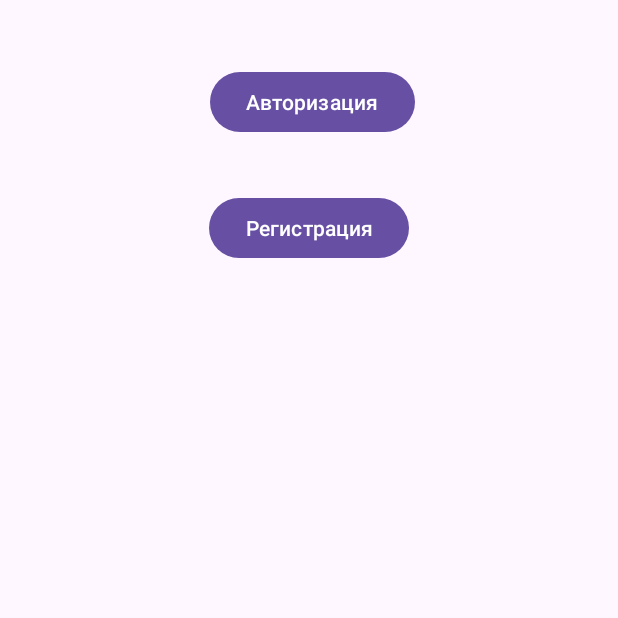
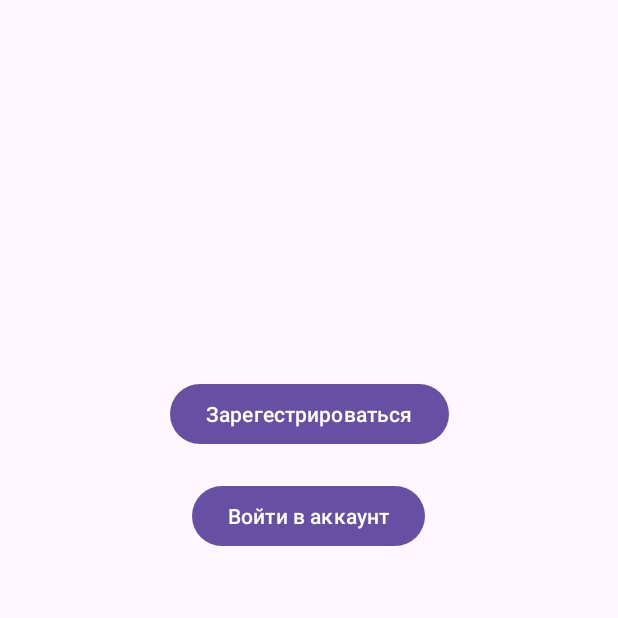
Before and after one commit to NikitinTimofey/TestAndroid, an Android app: the screen it shows after launch (MainActivity), on a phone screen of 412 x 824 dp, the top half of it. Run offline under Robolectric (Android 15) with nearby library versions, the phone set to English and light mode, and no system bars.

Commit message:
delete fav

```diff
--- a/app/src/main/java/com/example/registrationpage/ItemActivity.kt
+++ b/app/src/main/java/com/example/registrationpage/ItemActivity.kt
@@ -34,7 +34,7 @@ class ItemActivity : AppCompatActivity() {
                 if (document.exists()) {
                     // Отображаем данные об автомобиле
                     val brand = document.getString("brand") ?: "Unknown"
-                    val text = document.getString("text") ?: "No description"
+                    val contactInfo = document.getString("contactInfo") ?: "No contact information"
                     val price = document.getLong("price")?.toInt() ?: 0
                     val year = document.getLong("year")?.toInt() ?: 0
                     val transmission = document.getString("transmission") ?: "Unknown"
@@ -47,7 +47,7 @@ class ItemActivity : AppCompatActivity() {
 
                     // Отображаем данные в интерфейсе
                     binding.itemTitle.text = brand
-                    binding.itemDescription.text = text
+                    binding.itemContactInfo.text = contactInfo
                     binding.itemPrice.text = "$price $"
                     binding.itemYear.text = "Год выпуска: $year"
                     binding.itemTransmission.text = "Коробка передач: $transmission"
--- a/app/src/main/java/com/example/registrationpage/ItemsActivity.kt
+++ b/app/src/main/java/com/example/registrationpage/ItemsActivity.kt
@@ -30,9 +30,6 @@ class ItemsActivity : AppCompatActivity() {
         // Обработка навигации
         binding.bottomNavigationView.setOnNavigationItemSelectedListener {
             when (it.itemId) {
-                R.id.favourites -> {
-                    startActivity(Intent(this, FavActivity::class.java))
-                }
                 R.id.sell -> {
                     startActivity(Intent(this, SellActivity::class.java))
                 }
@@ -56,7 +53,7 @@ class ItemsActivity : AppCompatActivity() {
                         documentId = document.id,
                         imageUrl = document.getString("imageBase64") ?: "", // Здесь можно использовать путь к изображению
                         brand = document.getString("brand") ?: "Unknown",
-                        text = document.getString("description") ?: "No description",
+                        contactInfo = document.getString("description") ?: "No description",
                         price = document.getLong("price")?.toInt() ?: 0,
                         year = document.getLong("year")?.toInt() ?: 0,
                         transmission = document.getString("transmission") ?: "Unknown",
--- a/app/src/main/java/com/example/registrationpage/ItemsAdapter.kt
+++ b/app/src/main/java/com/example/registrationpage/ItemsAdapter.kt
@@ -43,7 +43,7 @@ class ItemsAdapter(var items: MutableList<com.example.registrationpage.data.Item
 
     override fun onBindViewHolder(holder: MyViewHolder, position: Int) {
         holder.title.text = items[position].brand
-        holder.desc.text = "${items[position].year},  ${items[position].transmission}, ${items[position].engineSize}, ${items[position].fuel}, ${items[position].body}, ${items[position].mileage}"
+        holder.desc.text = "${items[position].year} г.,  ${items[position].transmission}, ${items[position].engineSize}, ${items[position].fuel}, ${items[position].body}, ${items[position].mileage } км"
         holder.price.text = items[position].price.toString() + "$"
         // Декодирование base64 в Bitmap
         val base64String = items[position].imageUrl
--- a/app/src/main/java/com/example/registrationpage/MainActivity.kt
+++ b/app/src/main/java/com/example/registrationpage/MainActivity.kt
@@ -3,15 +3,15 @@ package com.example.registrationpage
 import android.content.Intent
 import android.os.Bundle
 import androidx.appcompat.app.AppCompatActivity
-import com.example.registrationpage.databinding.ActivityMainBinding // Импортируйте класс binding
+import com.example.registrationpage.databinding.ActivityMainBinding
 
 class MainActivity : AppCompatActivity() {
 
-    private lateinit var binding: ActivityMainBinding // Объявите binding
+    private lateinit var binding: ActivityMainBinding
 
     override fun onCreate(savedInstanceState: Bundle?) {
         super.onCreate(savedInstanceState)
-        binding = ActivityMainBinding.inflate(layoutInflater) // Инициализируйте binding
+        binding = ActivityMainBinding.inflate(layoutInflater)
         setContentView(binding.root)
 
         binding.mainLinkToReg.setOnClickListener {
--- a/app/src/main/java/com/example/registrationpage/SellActivity.kt
+++ b/app/src/main/java/com/example/registrationpage/SellActivity.kt
@@ -45,9 +45,9 @@ class SellActivity : AppCompatActivity() {
             val year = binding.editYear.text.toString().toIntOrNull()
             val price = binding.editTextPrice.text.toString().toIntOrNull()
             val mileage = binding.editMileage.text.toString().toIntOrNull()
-            val description  = binding.editDiscription.text.toString()
+            val contactInfo  = binding.editContactInfo.text.toString()
 
-            val textFields = listOf(brand, description, transmission, fuel, body)
+            val textFields = listOf(brand, contactInfo, transmission, fuel, body)
             val numFields = listOf(year, price, engineSize, mileage) //
 
             if (textFields.all { it.isNotEmpty() } && numFields.all { it != null && it != 0 } && encodedImage != null) {
@@ -56,7 +56,7 @@ class SellActivity : AppCompatActivity() {
                     "brand" to brand,
                     "year" to year,
                     "price" to price,
-                    "description" to description,
+                    "contactInfo" to contactInfo,
                     "transmission" to transmission,
                     "engineSize" to engineSize,
                     "fuel" to fuel,
--- a/app/src/main/java/com/example/registrationpage/UserItemsAdapter.kt
+++ b/app/src/main/java/com/example/registrationpage/UserItemsAdapter.kt
@@ -21,7 +21,7 @@ class UserItemsAdapter(
     class MyViewHolder(view: View) : RecyclerView.ViewHolder(view) {
         val image: ImageView = view.findViewById(R.id.item_list_image)
         val title: TextView = view.findViewById(R.id.item_list_title)
-        val desc: TextView = view.findViewById(R.id.item_list_desc)
+        val contactInfo: TextView = view.findViewById(R.id.item_list_desc)
         val price: TextView = view.findViewById(R.id.item_list_price)
         val buttonDelete: Button = view.findViewById(R.id.button_delete)
     }
@@ -36,7 +36,7 @@ class UserItemsAdapter(
     override fun onBindViewHolder(holder: MyViewHolder, position: Int) {
         val item = userItems[position]
         holder.title.text = item.brand
-        holder.desc.text = item.text
+        holder.contactInfo.text = item.contactInfo
         holder.price.text = "${item.price} $"
 
         if (item.imageUrl.isNotEmpty()) {
--- a/app/src/main/java/com/example/registrationpage/data/Item.kt
+++ b/app/src/main/java/com/example/registrationpage/data/Item.kt
@@ -6,12 +6,12 @@ data class Item(
     val userId: String,
     val imageUrl: String,
     val brand: String,
-    val text:String,
+    val contactInfo:String,
     val price: Int,
     val year: Int,
     val transmission: String,
-    val engineSize: Float, // объём двигателя
+    val engineSize: Float,
     val fuel: String,
-    val body: String, // тип кузова
+    val body: String,
     val mileage: Int
 ){}
--- a/app/src/main/res/layout/activity_items.xml
+++ b/app/src/main/res/layout/activity_items.xml
@@ -39,8 +39,8 @@
         android:id="@+id/ItemsList"
         android:layout_width="0dp"
         android:layout_height="0dp"
-        android:layout_marginHorizontal="20dp"
-        android:layout_marginVertical="15dp"
+        android:layout_marginHorizontal="0dp"
+        android:layout_marginVertical="0dp"
         app:layout_constraintBottom_toTopOf="@+id/bottomNavigationView"
         app:layout_constraintEnd_toEndOf="parent"
         app:layout_constraintHorizontal_bias="0.508"
--- a/app/src/main/res/layout/activity_main.xml
+++ b/app/src/main/res/layout/activity_main.xml
@@ -8,23 +8,23 @@
     tools:context=".MainActivity">
 
     <Button
+        android:id="@+id/main_link_to_auth"
+        android:layout_width="wrap_content"
+        android:layout_height="wrap_content"
+        android:layout_marginTop="20dp"
+        android:text="Войти в аккаунт"
+        app:layout_constraintEnd_toEndOf="parent"
+        app:layout_constraintHorizontal_bias="0.498"
+        app:layout_constraintStart_toStartOf="parent"
+        app:layout_constraintTop_toBottomOf="@+id/main_link_to_reg" />
+
+    <Button
         android:id="@+id/main_link_to_reg"
         android:layout_width="wrap_content"
         android:layout_height="wrap_content"
-        android:layout_marginTop="36dp"
-        android:text="Регистрация"
+        android:layout_marginTop="252dp"
+        android:text="Зарегестрироваться"
         app:layout_constraintEnd_toEndOf="parent"
-        app:layout_constraintStart_toStartOf="parent"
-        app:layout_constraintTop_toBottomOf="@+id/main_link_to_auth" />
-
-    <Button
-        android:id="@+id/main_link_to_auth"
-        android:layout_width="wrap_content"
-        android:layout_height="wrap_content"
-        android:layout_marginTop="44dp"
-        android:text="Авторизация"
-        app:layout_constraintEnd_toEndOf="parent"
-        app:layout_constraintHorizontal_bias="0.509"
         app:layout_constraintStart_toStartOf="parent"
         app:layout_constraintTop_toTopOf="parent" />
 </androidx.constraintlayout.widget.ConstraintLayout>
--- a/app/src/main/res/layout/activity_register.xml
+++ b/app/src/main/res/layout/activity_register.xml
@@ -63,7 +63,7 @@
         android:layout_gravity="center"
         android:layout_marginTop="120dp"
         android:fontFamily="@font/inter_medium"
-        android:text="Авторизоваться"
+        android:text="Войти в аккаунт"
         android:textColor="#fdfdfd"
         android:textSize="17sp" />
 
--- a/app/src/main/res/menu/bottom_nav.xml
+++ b/app/src/main/res/menu/bottom_nav.xml
@@ -6,10 +6,6 @@
         android:id="@+id/search"
         android:icon="@drawable/baseline_search_24"
         android:title="Поиск" />
-    <item
-        android:id="@+id/favourites"
-        android:icon="@drawable/baseline_favorite_24"
-        android:title="Избранное" />
     <item android:title="Продать"
         android:id="@+id/sell"
         android:icon="@drawable/baseline_sell_24"/>
```
Also changed, not shown: app/src/main/java/com/example/registrationpage/DbHelper.kt (deleted, +0 -38 lines), app/src/main/java/com/example/registrationpage/FavActivity.kt (deleted, +0 -12 lines), app/src/main/java/com/example/registrationpage/MoreActivity.kt (+3 -7 lines), app/src/main/res/layout/activity_fav.xml (deleted, +0 -24 lines), app/src/main/res/layout/activity_item.xml (+6 -5 lines), app/src/main/res/layout/activity_more.xml (+16 -8 lines), app/src/main/res/layout/activity_sell.xml (+12 -12 lines).
